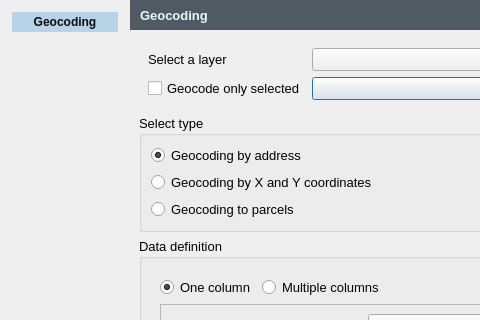
This is geocoding_tool.ui in GIAPspzoo/GIAP_PolaMap_lite as Qt 5 draws it before an edit; both pictures show x 0 to 480 and y 0 to 320 of the 1139 by 721 pixel window. The edited form follows.
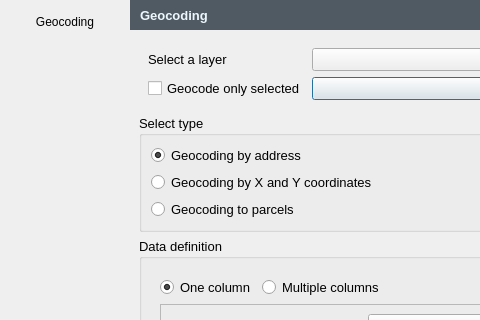
This is the edited form. Icons and pictures are not drawn. Custom widgets are drawn as their Qt base class.

The edit to the form file:
```diff
--- a/geocoding_tool.ui
+++ b/geocoding_tool.ui
@@ -902,11 +902,7 @@
          </size>
         </property>
         <property name="styleSheet">
-         <string notr="true">   background-color: #b7d3e8;
-   color:  #0A0C0D;
-
-   font-weight: bold;
-</string>
+         <string notr="true"/>
         </property>
         <property name="text">
          <string>Geocoding</string>
```
